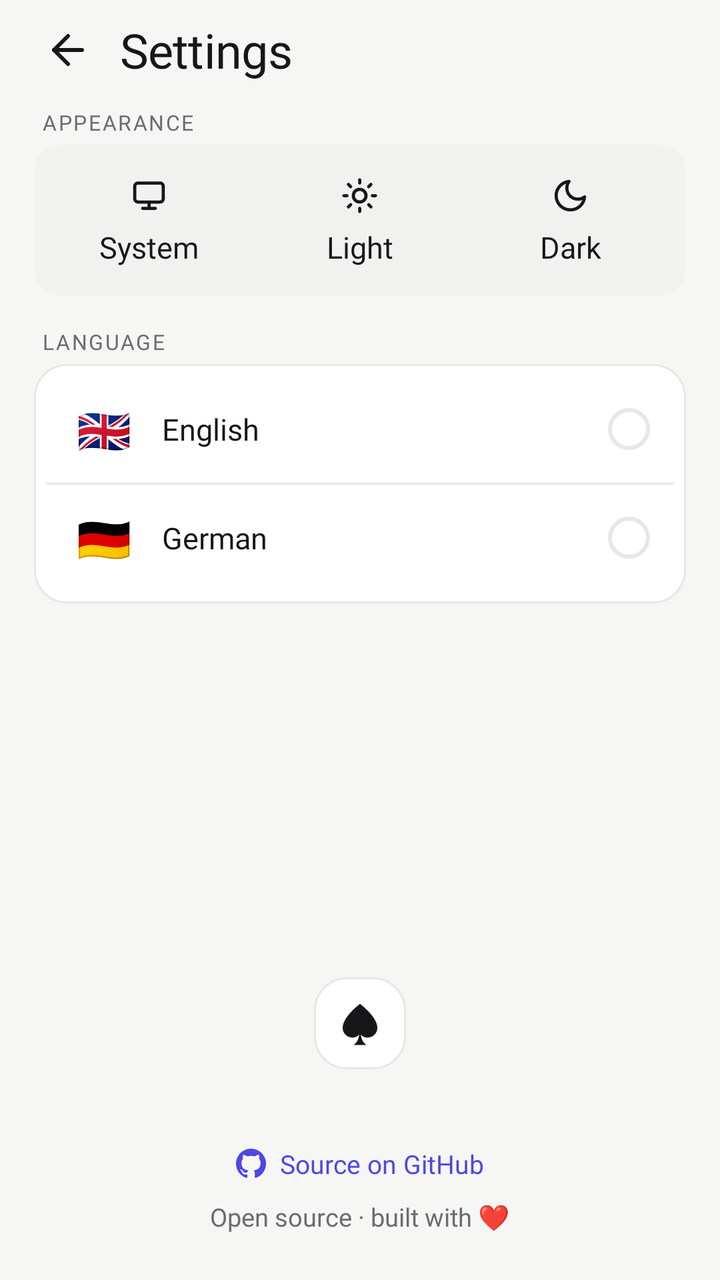
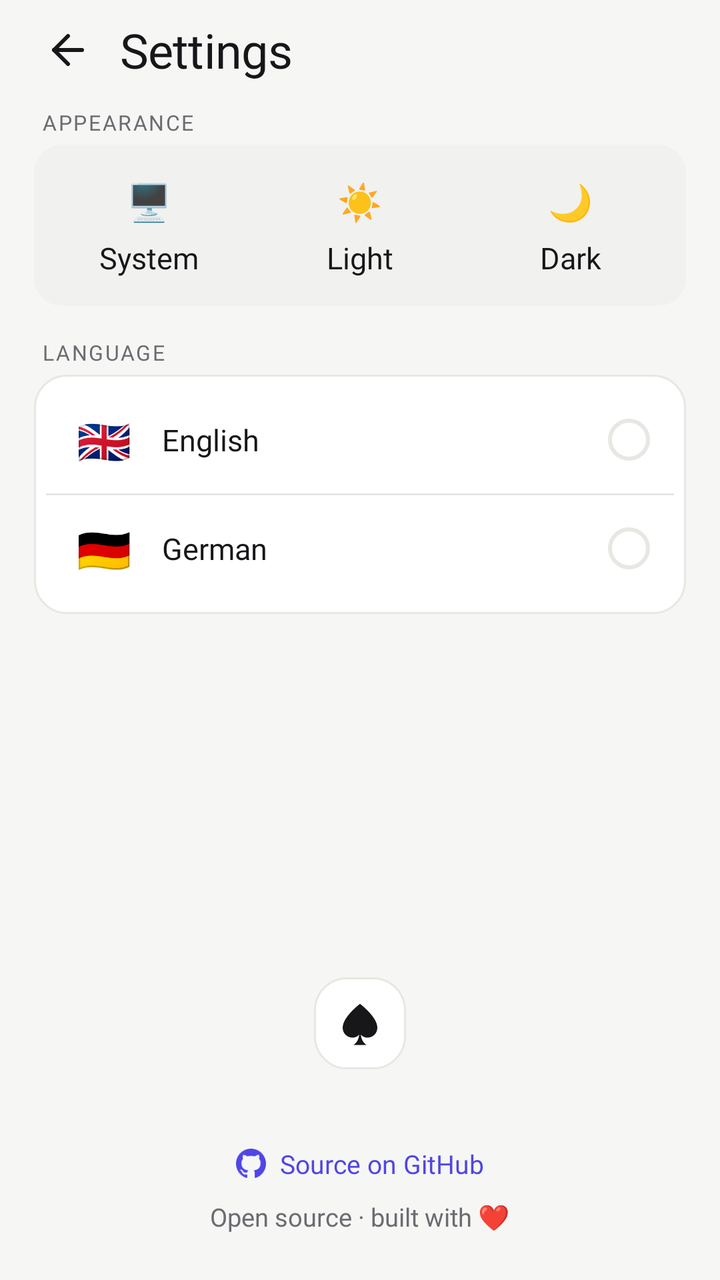

Screens rendered from an Android XML layout before and after an edit, with the pre-edit source and the edit as a unified diff.
<!-- AndroidManifest.xml: application theme Theme.SpadesScore -->
<!-- res/layout/activity_settings.xml -->
<?xml version="1.0" encoding="utf-8"?>
<ScrollView xmlns:android="http://schemas.android.com/apk/res/android"
    xmlns:app="http://schemas.android.com/apk/res-auto"
    android:layout_width="match_parent"
    android:layout_height="match_parent"
    android:background="?attr/appBg"
    android:fillViewport="true">

    <LinearLayout
        android:layout_width="match_parent"
        android:layout_height="wrap_content"
        android:orientation="vertical"
        android:paddingStart="17dp"
        android:paddingEnd="17dp"
        android:paddingTop="8dp"
        android:paddingBottom="15dp">

        
        <LinearLayout
            android:layout_width="match_parent"
            android:layout_height="wrap_content"
            android:orientation="horizontal"
            android:gravity="center_vertical"
            android:paddingBottom="4dp">

            <ImageButton
                android:id="@+id/back_button"
                android:layout_width="34dp"
                android:layout_height="34dp"
                android:src="@drawable/ic_back"
                app:tint="?attr/appInk"
                android:background="?attr/selectableItemBackgroundBorderless"
                android:contentDescription="@null" />

            <TextView
                android:layout_width="wrap_content"
                android:layout_height="wrap_content"
                android:text="@string/settings_title"
                android:textAppearance="@style/TextAppearance.Spades.ScreenTitle"
                android:layout_marginStart="9dp" />

        </LinearLayout>

        
        <TextView
            android:layout_width="wrap_content"
            android:layout_height="wrap_content"
            android:text="@string/settings_appearance"
            android:textAppearance="@style/TextAppearance.Spades.Label"
            android:layout_marginTop="8dp"
            android:layout_marginBottom="4dp"
            android:layout_marginStart="4dp" />

        
        <LinearLayout
            android:id="@+id/theme_segment"
            android:layout_width="match_parent"
            android:layout_height="wrap_content"
            android:orientation="horizontal"
            android:background="@drawable/bg_segment"
            android:padding="5dp">

            
            <LinearLayout
                android:id="@+id/theme_system"
                android:layout_width="0dp"
                android:layout_height="wrap_content"
                android:layout_weight="1"
                android:orientation="vertical"
                android:gravity="center"
                android:paddingTop="11dp"
                android:paddingBottom="9dp"
                android:paddingStart="4dp"
                android:paddingEnd="4dp"
                android:clickable="true"
                android:focusable="true">

                <ImageView
                    android:layout_width="19dp"
                    android:layout_height="19dp"
                    android:src="@drawable/ic_theme_system"
                    app:tint="?attr/appInk"
                    android:contentDescription="@null" />

                <TextView
                    android:layout_width="wrap_content"
                    android:layout_height="wrap_content"
                    android:text="@string/theme_system"
                    android:textAppearance="@style/TextAppearance.Spades.PlayerName"
                    android:layout_marginTop="6dp" />

            </LinearLayout>

            
            <LinearLayout
                android:id="@+id/theme_light"
                android:layout_width="0dp"
                android:layout_height="wrap_content"
                android:layout_weight="1"
                android:orientation="vertical"
                android:gravity="center"
                android:paddingTop="11dp"
                android:paddingBottom="9dp"
                android:paddingStart="4dp"
                android:paddingEnd="4dp"
                android:clickable="true"
                android:focusable="true">

                <ImageView
                    android:layout_width="19dp"
                    android:layout_height="19dp"
                    android:src="@drawable/ic_sun"
                    app:tint="?attr/appInk"
                    android:contentDescription="@null" />

                <TextView
                    android:layout_width="wrap_content"
                    android:layout_height="wrap_content"
                    android:text="@string/theme_light"
                    android:textAppearance="@style/TextAppearance.Spades.PlayerName"
                    android:layout_marginTop="6dp" />

            </LinearLayout>

            
            <LinearLayout
                android:id="@+id/theme_dark"
                android:layout_width="0dp"
                android:layout_height="wrap_content"
                android:layout_weight="1"
                android:orientation="vertical"
                android:gravity="center"
                android:paddingTop="11dp"
                android:paddingBottom="9dp"
                android:paddingStart="4dp"
                android:paddingEnd="4dp"
                android:clickable="true"
                android:focusable="true">

                <ImageView
                    android:layout_width="19dp"
                    android:layout_height="19dp"
                    android:src="@drawable/ic_moon"
                    app:tint="?attr/appInk"
                    android:contentDescription="@null" />

                <TextView
                    android:layout_width="wrap_content"
                    android:layout_height="wrap_content"
                    android:text="@string/theme_dark"
                    android:textAppearance="@style/TextAppearance.Spades.PlayerName"
                    android:layout_marginTop="6dp" />

            </LinearLayout>

        </LinearLayout>

        
        <TextView
            android:layout_width="wrap_content"
            android:layout_height="wrap_content"
            android:text="@string/language"
            android:textAppearance="@style/TextAppearance.Spades.Label"
            android:layout_marginTop="16dp"
            android:layout_marginBottom="4dp"
            android:layout_marginStart="4dp" />

        
        <LinearLayout
            android:layout_width="match_parent"
            android:layout_height="wrap_content"
            android:orientation="vertical"
            android:background="@drawable/bg_card"
            android:padding="6dp">

            
            <LinearLayout
                android:id="@+id/lang_en"
                android:layout_width="match_parent"
                android:layout_height="wrap_content"
                android:orientation="horizontal"
                android:gravity="center_vertical"
                android:padding="12dp"
                android:clickable="true"
                android:focusable="true">

                <TextView
                    android:layout_width="wrap_content"
                    android:layout_height="wrap_content"
                    android:text="🇬🇧"
                    android:textColor="#FF000000"
                    android:textSize="22sp"
                    android:minWidth="34dp"
                    android:gravity="center" />

                <TextView
                    android:layout_width="0dp"
                    android:layout_height="wrap_content"
                    android:layout_weight="1"
                    android:text="@string/english"
                    android:textAppearance="@style/TextAppearance.Spades.PlayerName"
                    android:layout_marginStart="12dp" />

                <View
                    android:id="@+id/radio_en"
                    android:layout_width="21dp"
                    android:layout_height="21dp"
                    android:background="@drawable/bg_radio" />

            </LinearLayout>

            
            <View
                android:layout_width="match_parent"
                android:layout_height="1dp"
                android:background="?attr/appLine" />

            
            <LinearLayout
                android:id="@+id/lang_de"
                android:layout_width="match_parent"
                android:layout_height="wrap_content"
                android:orientation="horizontal"
                android:gravity="center_vertical"
                android:padding="12dp"
                android:clickable="true"
                android:focusable="true">

                <TextView
                    android:layout_width="wrap_content"
                    android:layout_height="wrap_content"
                    android:text="🇩🇪"
                    android:textColor="#FF000000"
                    android:textSize="22sp"
                    android:minWidth="34dp"
                    android:gravity="center" />

                <TextView
                    android:layout_width="0dp"
                    android:layout_height="wrap_content"
                    android:layout_weight="1"
                    android:text="@string/deutsch"
                    android:textAppearance="@style/TextAppearance.Spades.PlayerName"
                    android:layout_marginStart="12dp" />

                <View
                    android:id="@+id/radio_de"
                    android:layout_width="21dp"
                    android:layout_height="21dp"
                    android:background="@drawable/bg_radio" />

            </LinearLayout>

        </LinearLayout>

        
        <Space
            android:layout_width="match_parent"
            android:layout_height="0dp"
            android:layout_weight="1"
            android:minHeight="36dp" />

        
        <LinearLayout
            android:layout_width="match_parent"
            android:layout_height="wrap_content"
            android:orientation="vertical"
            android:gravity="center_horizontal">

            
            <FrameLayout
                android:layout_width="46dp"
                android:layout_height="46dp"
                android:background="@drawable/bg_card">

                <ImageView
                    android:layout_width="26dp"
                    android:layout_height="26dp"
                    android:src="@drawable/ic_spade"
                    app:tint="?attr/appSpade"
                    android:layout_gravity="center"
                    android:contentDescription="@null" />

            </FrameLayout>

            
            <TextView
                android:id="@+id/version_label"
                android:layout_width="wrap_content"
                android:layout_height="wrap_content"
                android:textAppearance="@style/TextAppearance.Spades.PlayerName"
                android:gravity="center"
                android:layout_marginTop="9dp" />

            
            <LinearLayout
                android:id="@+id/github_link"
                android:layout_width="wrap_content"
                android:layout_height="wrap_content"
                android:orientation="horizontal"
                android:gravity="center_vertical"
                android:clickable="true"
                android:focusable="true"
                android:layout_marginTop="9dp">

                <ImageView
                    android:layout_width="15dp"
                    android:layout_height="15dp"
                    android:src="@drawable/ic_github"
                    app:tint="?attr/appAccent"
                    android:contentDescription="@null" />

                <TextView
                    android:layout_width="wrap_content"
                    android:layout_height="wrap_content"
                    android:text="@string/source_on_github"
                    android:fontFamily="@font/inter_semibold"
                    android:textSize="13sp"
                    android:textColor="?attr/appAccent"
                    android:layout_marginStart="7dp" />

            </LinearLayout>

            
            <TextView
                android:layout_width="wrap_content"
                android:layout_height="wrap_content"
                android:text="@string/open_source_built_with_love"
                android:textAppearance="@style/TextAppearance.Spades.Body"
                android:gravity="center"
                android:layout_marginTop="9dp"
                android:layout_marginBottom="8dp" />

        </LinearLayout>

    </LinearLayout>

</ScrollView>
<!-- resources referenced by this layout -->
<resources>
  <!-- drawable ic_moon (drawable) -->
  <vector xmlns:android="http://schemas.android.com/apk/res/android"
      android:width="24dp" android:height="24dp" android:viewportWidth="24" android:viewportHeight="24">
      <path android:strokeColor="#FF000000" android:strokeWidth="2" android:strokeLineCap="round"
          android:strokeLineJoin="round"
          android:pathData="M21 12.8A9 9 0 1 1 11.2 3a7 7 0 0 0 9.8 9.8z"/>
  </vector>
  <!-- drawable ic_sun (drawable) -->
  <vector xmlns:android="http://schemas.android.com/apk/res/android"
      android:width="24dp" android:height="24dp" android:viewportWidth="24" android:viewportHeight="24">
      <path android:strokeColor="#FF000000" android:strokeWidth="2" android:strokeLineCap="round"
          android:strokeLineJoin="round"
          android:pathData="M16 12a4 4 0 1 1-8 0 4 4 0 0 1 8 0z"/>
      <path android:strokeColor="#FF000000" android:strokeWidth="2" android:strokeLineCap="round"
          android:strokeLineJoin="round"
          android:pathData="M12 2v2M12 20v2M4.9 4.9l1.4 1.4M17.7 17.7l1.4 1.4M2 12h2M20 12h2M4.9 19.1l1.4-1.4M17.7 6.3l1.4-1.4"/>
  </vector>
  <!-- drawable ic_theme_system (drawable) -->
  <vector xmlns:android="http://schemas.android.com/apk/res/android"
      android:width="24dp" android:height="24dp" android:viewportWidth="24" android:viewportHeight="24">
      <path android:strokeColor="#FF000000" android:strokeWidth="2" android:strokeLineCap="round"
          android:strokeLineJoin="round"
          android:pathData="M21 6a2 2 0 0 0-2-2H5a2 2 0 0 0-2 2v8a2 2 0 0 0 2 2h14a2 2 0 0 0 2-2z"/>
      <path android:strokeColor="#FF000000" android:strokeWidth="2" android:strokeLineCap="round"
          android:strokeLineJoin="round" android:pathData="M8 20h8"/>
      <path android:strokeColor="#FF000000" android:strokeWidth="2" android:strokeLineCap="round"
          android:strokeLineJoin="round" android:pathData="M12 16v4"/>
  </vector>
  <string name="deutsch">German</string>
  <string name="english">English</string>
  <string name="language">Language</string>
  <string name="open_source_built_with_love">Open source · built with ❤️</string>
  <string name="settings_appearance">Appearance</string>
  <string name="settings_title">Settings</string>
  <string name="source_on_github">Source on GitHub</string>
  <string name="theme_dark">Dark</string>
  <string name="theme_light">Light</string>
  <string name="theme_system">System</string>
  <style name="TextAppearance.Spades.Body" parent="">
          <item name="android:fontFamily">@font/inter_medium</item>
          <item name="android:textSize">12.5sp</item>
          <item name="android:textColor">?attr/appMuted</item>
      </style>
  <style name="TextAppearance.Spades.PlayerName" parent="">
          <item name="android:fontFamily">@font/space_grotesk_medium</item>
          <item name="android:textSize">15sp</item>
          <item name="android:textColor">?attr/appInk</item>
      </style>
  <color name="cyan2">#448D76</color>
  <color name="cyan3">#79BEA8</color>
  <color name="white">#FFFFFFFF</color>
  <color name="teal_200">#FF03DAC5</color>
  <color name="teal_700">#FF018786</color>
  <color name="black">#FF000000</color>
  <color name="bg">#F6F6F4</color>
  <color name="surface">#FFFFFF</color>
  <color name="ink">#17171A</color>
  <color name="muted">#6B6B72</color>
  <color name="accent">#4F46E5</color>
  <color name="line">#E7E7E3</color>
  <color name="track">#E7E7E3</color>
  <color name="step_bg">#F1F1EF</color>
  <color name="chip_bg">#EEEDFB</color>
  <color name="cta_bg">#17171A</color>
  <color name="cta_fg">#FFFFFF</color>
  <color name="on_accent">#FFFFFF</color>
  <color name="spade">#17171A</color>
  <color name="ring">#244F46E5</color>
  <color name="hit_bg">#0F4F46E5</color>
  <color name="warn">#C0392B</color>
  <color name="warn_bg">#1AC0392B</color>
  <!-- unchanged entries left out for length: 9 -->
</resources>

<!-- the commit's change to res/layout/activity_settings.xml (unified diff, before → after) -->
@@ -75,12 +75,13 @@
                 android:clickable="true"
                 android:focusable="true">
 
-                <ImageView
-                    android:layout_width="19dp"
-                    android:layout_height="19dp"
-                    android:src="@drawable/ic_theme_system"
-                    app:tint="?attr/appInk"
-                    android:contentDescription="@null" />
+                <TextView
+                    android:layout_width="wrap_content"
+                    android:layout_height="wrap_content"
+                    android:text="🖥️"
+                    android:textColor="#FF000000"
+                    android:textSize="18sp"
+                    android:gravity="center" />
 
                 <TextView
                     android:layout_width="wrap_content"
@@ -106,12 +107,13 @@
                 android:clickable="true"
                 android:focusable="true">
 
-                <ImageView
-                    android:layout_width="19dp"
-                    android:layout_height="19dp"
-                    android:src="@drawable/ic_sun"
-                    app:tint="?attr/appInk"
-                    android:contentDescription="@null" />
+                <TextView
+                    android:layout_width="wrap_content"
+                    android:layout_height="wrap_content"
+                    android:text="☀️"
+                    android:textColor="#FF000000"
+                    android:textSize="18sp"
+                    android:gravity="center" />
 
                 <TextView
                     android:layout_width="wrap_content"
@@ -137,12 +139,13 @@
                 android:clickable="true"
                 android:focusable="true">
 
-                <ImageView
-                    android:layout_width="19dp"
-                    android:layout_height="19dp"
-                    android:src="@drawable/ic_moon"
-                    app:tint="?attr/appInk"
-                    android:contentDescription="@null" />
+                <TextView
+                    android:layout_width="wrap_content"
+                    android:layout_height="wrap_content"
+                    android:text="🌙"
+                    android:textColor="#FF000000"
+                    android:textSize="18sp"
+                    android:gravity="center" />
 
                 <TextView
                     android:layout_width="wrap_content"
<!-- resource entries referenced after the edit -->
@@ -1,33 +1,5 @@
 <!-- resources referenced by this layout -->
 <resources>
-  <!-- drawable ic_moon (drawable) -->
-  <vector xmlns:android="http://schemas.android.com/apk/res/android"
-      android:width="24dp" android:height="24dp" android:viewportWidth="24" android:viewportHeight="24">
-      <path android:strokeColor="#FF000000" android:strokeWidth="2" android:strokeLineCap="round"
-          android:strokeLineJoin="round"
-          android:pathData="M21 12.8A9 9 0 1 1 11.2 3a7 7 0 0 0 9.8 9.8z"/>
-  </vector>
-  <!-- drawable ic_sun (drawable) -->
-  <vector xmlns:android="http://schemas.android.com/apk/res/android"
-      android:width="24dp" android:height="24dp" android:viewportWidth="24" android:viewportHeight="24">
-      <path android:strokeColor="#FF000000" android:strokeWidth="2" android:strokeLineCap="round"
-          android:strokeLineJoin="round"
-          android:pathData="M16 12a4 4 0 1 1-8 0 4 4 0 0 1 8 0z"/>
-      <path android:strokeColor="#FF000000" android:strokeWidth="2" android:strokeLineCap="round"
-          android:strokeLineJoin="round"
-          android:pathData="M12 2v2M12 20v2M4.9 4.9l1.4 1.4M17.7 17.7l1.4 1.4M2 12h2M20 12h2M4.9 19.1l1.4-1.4M17.7 6.3l1.4-1.4"/>
-  </vector>
-  <!-- drawable ic_theme_system (drawable) -->
-  <vector xmlns:android="http://schemas.android.com/apk/res/android"
-      android:width="24dp" android:height="24dp" android:viewportWidth="24" android:viewportHeight="24">
-      <path android:strokeColor="#FF000000" android:strokeWidth="2" android:strokeLineCap="round"
-          android:strokeLineJoin="round"
-          android:pathData="M21 6a2 2 0 0 0-2-2H5a2 2 0 0 0-2 2v8a2 2 0 0 0 2 2h14a2 2 0 0 0 2-2z"/>
-      <path android:strokeColor="#FF000000" android:strokeWidth="2" android:strokeLineCap="round"
-          android:strokeLineJoin="round" android:pathData="M8 20h8"/>
-      <path android:strokeColor="#FF000000" android:strokeWidth="2" android:strokeLineCap="round"
-          android:strokeLineJoin="round" android:pathData="M12 16v4"/>
-  </vector>
   <string name="deutsch">German</string>
   <string name="english">English</string>
   <string name="language">Language</string>
